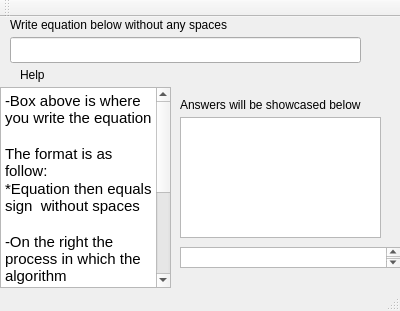
The window that calculator.ui (jlvivero/Calculator) describes before a commit, drawn with Qt 5.
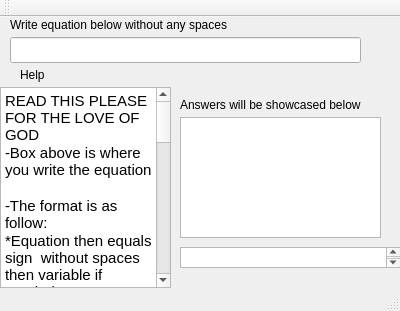
The same window after the commit.

Commit message: fixed a lot of bugs, should work for the most part except for fraction exponents on negative numbers

```diff
--- a/calculator.ui
+++ b/calculator.ui
@@ -84,14 +84,23 @@
 &lt;html&gt;&lt;head&gt;&lt;meta name=&quot;qrichtext&quot; content=&quot;1&quot; /&gt;&lt;style type=&quot;text/css&quot;&gt;
 p, li { white-space: pre-wrap; }
 &lt;/style&gt;&lt;/head&gt;&lt;body style=&quot; font-family:'Ubuntu'; font-size:11pt; font-weight:400; font-style:normal;&quot;&gt;
+&lt;p style=&quot; margin-top:0px; margin-bottom:0px; margin-left:0px; margin-right:0px; -qt-block-indent:0; text-indent:0px;&quot;&gt;READ THIS PLEASE FOR THE LOVE OF GOD&lt;/p&gt;
 &lt;p style=&quot; margin-top:0px; margin-bottom:0px; margin-left:0px; margin-right:0px; -qt-block-indent:0; text-indent:0px;&quot;&gt;-Box above is where you write the equation&lt;/p&gt;
 &lt;p style=&quot;-qt-paragraph-type:empty; margin-top:0px; margin-bottom:0px; margin-left:0px; margin-right:0px; -qt-block-indent:0; text-indent:0px;&quot;&gt;&lt;br /&gt;&lt;/p&gt;
-&lt;p style=&quot; margin-top:0px; margin-bottom:0px; margin-left:0px; margin-right:0px; -qt-block-indent:0; text-indent:0px;&quot;&gt;The format is as follow:&lt;/p&gt;
-&lt;p style=&quot; margin-top:0px; margin-bottom:0px; margin-left:0px; margin-right:0px; -qt-block-indent:0; text-indent:0px;&quot;&gt;*Equation then equals sign  without spaces&lt;/p&gt;
+&lt;p style=&quot; margin-top:0px; margin-bottom:0px; margin-left:0px; margin-right:0px; -qt-block-indent:0; text-indent:0px;&quot;&gt;-The format is as follow:&lt;/p&gt;
+&lt;p style=&quot; margin-top:0px; margin-bottom:0px; margin-left:0px; margin-right:0px; -qt-block-indent:0; text-indent:0px;&quot;&gt;*Equation then equals sign  without spaces then variable if needed&lt;/p&gt;
+&lt;p style=&quot; margin-top:0px; margin-bottom:0px; margin-left:0px; margin-right:0px; -qt-block-indent:0; text-indent:0px;&quot;&gt;*Variables are only A and B, you can write them as a and b as well&lt;/p&gt;
+&lt;p style=&quot; margin-top:0px; margin-bottom:0px; margin-left:0px; margin-right:0px; -qt-block-indent:0; text-indent:0px;&quot;&gt;*format for Exponent numbers is NumberENumber&lt;/p&gt;
+&lt;p style=&quot;-qt-paragraph-type:empty; margin-top:0px; margin-bottom:0px; margin-left:0px; margin-right:0px; -qt-block-indent:0; text-indent:0px;&quot;&gt;&lt;br /&gt;&lt;/p&gt;
+&lt;p style=&quot; margin-top:0px; margin-bottom:0px; margin-left:0px; margin-right:0px; -qt-block-indent:0; text-indent:0px;&quot;&gt;-The equation will accept integers of more than 8 digits, but it will transform them into scientific notation&lt;/p&gt;
+&lt;p style=&quot;-qt-paragraph-type:empty; margin-top:0px; margin-bottom:0px; margin-left:0px; margin-right:0px; -qt-block-indent:0; text-indent:0px;&quot;&gt;&lt;br /&gt;&lt;/p&gt;
+&lt;p style=&quot; margin-top:0px; margin-bottom:0px; margin-left:0px; margin-right:0px; -qt-block-indent:0; text-indent:0px;&quot;&gt;-The equation accepts decimal numbers, but the number HAS TO HAVE the 0 on the left before the .&lt;/p&gt;
+&lt;p style=&quot;-qt-paragraph-type:empty; margin-top:0px; margin-bottom:0px; margin-left:0px; margin-right:0px; -qt-block-indent:0; text-indent:0px;&quot;&gt;&lt;br /&gt;&lt;/p&gt;
+&lt;p style=&quot; margin-top:0px; margin-bottom:0px; margin-left:0px; margin-right:0px; -qt-block-indent:0; text-indent:0px;&quot;&gt;-Don't be a dick try to make it work :(&lt;/p&gt;
+&lt;p style=&quot;-qt-paragraph-type:empty; margin-top:0px; margin-bottom:0px; margin-left:0px; margin-right:0px; -qt-block-indent:0; text-indent:0px;&quot;&gt;&lt;br /&gt;&lt;/p&gt;
 &lt;p style=&quot;-qt-paragraph-type:empty; margin-top:0px; margin-bottom:0px; margin-left:0px; margin-right:0px; -qt-block-indent:0; text-indent:0px;&quot;&gt;&lt;br /&gt;&lt;/p&gt;
 &lt;p style=&quot; margin-top:0px; margin-bottom:0px; margin-left:0px; margin-right:0px; -qt-block-indent:0; text-indent:0px;&quot;&gt;-On the right the process in which the algorithm&lt;/p&gt;
 &lt;p style=&quot; margin-top:0px; margin-bottom:0px; margin-left:0px; margin-right:0px; -qt-block-indent:0; text-indent:0px;&quot;&gt;solves the equations is shown.&lt;/p&gt;
-&lt;p style=&quot; margin-top:0px; margin-bottom:0px; margin-left:0px; margin-right:0px; -qt-block-indent:0; text-indent:0px;&quot;&gt;At the end it wil also show the solution in hex and binary&lt;/p&gt;
 &lt;p style=&quot;-qt-paragraph-type:empty; margin-top:0px; margin-bottom:0px; margin-left:0px; margin-right:0px; -qt-block-indent:0; text-indent:0px;&quot;&gt;&lt;br /&gt;&lt;/p&gt;
 &lt;p style=&quot; margin-top:0px; margin-bottom:0px; margin-left:0px; margin-right:0px; -qt-block-indent:0; text-indent:0px;&quot;&gt;-The bottom box shows the answer&lt;/p&gt;
 &lt;p style=&quot;-qt-paragraph-type:empty; margin-top:0px; margin-bottom:0px; margin-left:0px; margin-right:0px; -qt-block-indent:0; text-indent:0px;&quot;&gt;&lt;br /&gt;&lt;/p&gt;
```
The commit also changes 6 other files.
